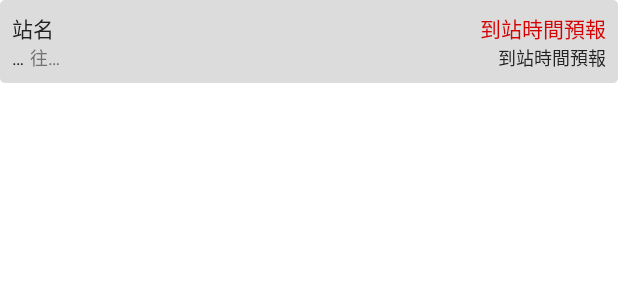
After one commit to alvinhkh/buseta, an Android app: the layout widget_item_eta.xml on its own in the app's theme, with its tools: preview values and no code run, on a phone screen of 412 x 824 dp. The commit adds this screen. Shown: the top 300 px of the screen. Run offline under Robolectric (Android 15) with nearby library versions, the phone set to English and light mode, and no system bars.

Commit message:
add widget, part 2; able to show etas using content provider; plus styling;

```diff
--- a/app/build.gradle
+++ b/app/build.gradle
@@ -3,7 +3,7 @@ apply plugin: 'com.android.application'
 def versionMajor = 0
 def versionMinor = 0
 def versionPatch = 6
-def versionBuild = 0
+def versionBuild = 1
 
 android {
     compileSdkVersion 23
--- a/app/src/main/AndroidManifest.xml
+++ b/app/src/main/AndroidManifest.xml
@@ -78,13 +78,16 @@
             android:authorities="com.alvinhkh.buseta.FavouriteProvider"
             android:exported="true" />
 
-        <!-- Widget -->
+        <!-- Broadcast Receiver -->
         <receiver android:name=".view.EtaWidgetProvider" >
             <intent-filter>
                 <action android:name="android.appwidget.action.APPWIDGET_UPDATE" />
                 <action android:name="android.appwidget.action.APPWIDGET_DELETED" />
                 <action android:name="android.appwidget.action.APPWIDGET_ENABLED" />
                 <action android:name="android.appwidget.action.APPWIDGET_DISABLED" />
+            </intent-filter>
+            <intent-filter>
+                <action android:name="com.alvinhkh.buseta.ETA_UPDATED" />
             </intent-filter>
             <meta-data android:name="android.appwidget.provider"
                 android:resource="@xml/widget_eta_info" />
--- a/app/src/main/java/com/alvinhkh/buseta/Constants.java
+++ b/app/src/main/java/com/alvinhkh/buseta/Constants.java
@@ -32,6 +32,7 @@ public class Constants {
         String STOP_UPDATED = "com.alvinhkh.buseta.STOP_UPDATED";
         String ETA_UPDATED = "com.alvinhkh.buseta.ETA_UPDATED";
         String HIDE_STAR = "com.alvinhkh.buseta.HIDE_STAR";
+        String WIDGET_UPDATE = "com.alvinhkh.buseta.WIDGET_UPDATE";
     }
 
     public interface BUNDLE {
--- /dev/null
+++ b/app/src/main/res/drawable/widget_item_background.xml
@@ -0,0 +1,9 @@
+<?xml version="1.0" encoding="utf-8"?>
+<shape xmlns:android="http://schemas.android.com/apk/res/android">
+    <corners
+        android:radius="@dimen/widget_corner_radius"/>
+    <solid android:color="@color/grey"/>
+    <stroke
+        android:color="@color/white"
+        android:width="0dp"/>
+</shape>
--- /dev/null
+++ b/app/src/main/res/layout/widget_item_eta.xml
@@ -0,0 +1,133 @@
+<?xml version="1.0" encoding="utf-8"?>
+<LinearLayout
+    xmlns:android="http://schemas.android.com/apk/res/android"
+    android:layout_width="match_parent"
+    android:layout_height="wrap_content"
+    android:paddingLeft="8dp"
+    android:paddingRight="8dp"
+    android:paddingTop="8dp"
+    android:paddingBottom="8dp"
+    android:background="@drawable/widget_item_background"
+    android:orientation="vertical">
+
+    <TextView
+        android:id="@+id/position"
+        android:visibility="gone"
+        android:layout_width="wrap_content"
+        android:layout_height="wrap_content"
+        android:text="-1" />
+
+    <TextView
+        android:id="@+id/stop_code"
+        android:visibility="gone"
+        android:layout_width="wrap_content"
+        android:layout_height="wrap_content"
+        android:text="@string/dots" />
+
+    <TextView
+        android:id="@+id/stop_seq"
+        android:visibility="gone"
+        android:layout_width="wrap_content"
+        android:layout_height="wrap_content"
+        android:text="" />
+
+    <TextView
+        android:id="@+id/route_bound"
+        android:visibility="gone"
+        android:layout_width="wrap_content"
+        android:layout_height="wrap_content"
+        android:text="1" />
+
+    <TextView
+        android:id="@+id/route_origin"
+        android:visibility="gone"
+        android:layout_width="wrap_content"
+        android:layout_height="wrap_content"
+        android:text="" />
+
+    <RelativeLayout
+        android:layout_width="match_parent"
+        android:layout_weight="1"
+        android:layout_height="0dp"
+        android:orientation="horizontal"
+        android:layout_gravity="left">
+
+        <TextView
+            android:id="@+id/stop_name"
+            android:layout_width="wrap_content"
+            android:layout_height="wrap_content"
+            android:layout_alignParentStart="true"
+            android:layout_alignParentLeft="true"
+            android:singleLine="true"
+            style="@android:style/TextAppearance.Small"
+            android:textColor="@color/primary_text"
+            android:text="@string/stop_name" />
+
+        <TextView
+            android:id="@+id/eta"
+            android:layout_width="wrap_content"
+            android:layout_height="wrap_content"
+            android:layout_alignParentEnd="true"
+            android:layout_alignParentRight="true"
+            android:singleLine="true"
+            style="@android:style/TextAppearance.Small"
+            android:textColor="@color/highlighted_text"
+            android:text="@string/eta" />
+
+    </RelativeLayout>
+
+    <LinearLayout
+        android:layout_width="match_parent"
+        android:layout_height="match_parent"
+        android:orientation="horizontal"
+        android:layout_gravity="left">
+
+        <LinearLayout
+            android:layout_width="wrap_content"
+            android:layout_height="wrap_content"
+            android:layout_gravity="bottom|left">
+
+            <TextView
+                android:id="@+id/route_no"
+                android:layout_width="wrap_content"
+                android:layout_height="wrap_content"
+                android:layout_marginRight="4dp"
+                android:singleLine="true"
+                style="@style/TextAppearance.XSmall"
+                android:textColor="@color/primary_text"
+                android:text="@string/dots" />
+
+            <TextView
+                android:id="@+id/route_destination_label"
+                android:layout_width="wrap_content"
+                android:layout_height="wrap_content"
+                android:labelFor="@+id/route_destination"
+                android:singleLine="true"
+                style="@style/TextAppearance.XSmall"
+                android:textColor="@color/secondary_text"
+                android:text="@string/dest" />
+
+            <TextView
+                android:id="@+id/route_destination"
+                android:layout_width="wrap_content"
+                android:layout_height="wrap_content"
+                android:singleLine="true"
+                style="@style/TextAppearance.XSmall"
+                android:textColor="@color/secondary_text"
+                android:text="@string/dots" />
+
+        </LinearLayout>
+
+        <TextView
+            android:id="@+id/eta_more"
+            style="@style/TextAppearance.XSmall"
+            android:textColor="@color/primary_text"
+            android:layout_width="match_parent"
+            android:layout_height="wrap_content"
+            android:singleLine="true"
+            android:gravity="bottom|right|end"
+            android:text="@string/eta" />
+
+    </LinearLayout>
+
+</LinearLayout>
--- a/app/src/main/res/values/colors.xml
+++ b/app/src/main/res/values/colors.xml
@@ -7,6 +7,8 @@
     <color name="accent">#FF9800</color>
     <color name="accent_pressed">#F57C00</color>
     <color name="ripple">#FB8C00</color>
+    <color name="white">#ffffff</color>
+    <color name="grey">#dcdcdc</color>
     <color name="primary_text">#212121</color>
     <color name="secondary_text">#727272</color>
     <color name="highlighted_text">#D50000</color>
--- a/app/src/main/res/values/dimens.xml
+++ b/app/src/main/res/values/dimens.xml
@@ -2,4 +2,6 @@
     <!-- Default screen margins, per the Android Design guidelines. -->
     <dimen name="activity_horizontal_margin">16dp</dimen>
     <dimen name="activity_vertical_margin">16dp</dimen>
+
+    <dimen name="widget_corner_radius">3dp</dimen>
 </resources>
--- a/app/src/main/res/xml/widget_eta_info.xml
+++ b/app/src/main/res/xml/widget_eta_info.xml
@@ -1,7 +1,7 @@
 <?xml version="1.0" encoding="utf-8"?>
 <appwidget-provider xmlns:android="http://schemas.android.com/apk/res/android"
-    android:minWidth="146dp"
-    android:minHeight="30dp"
+    android:minWidth="180dp"
+    android:minHeight="110dp"
     android:updatePeriodMillis="0"
     android:initialLayout="@layout/widget_eta"
     android:resizeMode="horizontal|vertical"
```
Also changed, not shown: app/src/main/java/com/alvinhkh/buseta/service/CheckEtaService.java (+13 -4 lines), app/src/main/java/com/alvinhkh/buseta/service/EtaWidgetService.java (+51 -19 lines), app/src/main/java/com/alvinhkh/buseta/view/EtaWidgetProvider.java (+93 -60 lines), app/src/main/res/drawable/widget_body_background.xml (added, +10 -0 lines), app/src/main/res/drawable/widget_header_background.xml (added, +10 -0 lines), app/src/main/res/layout/item_eta.xml (deleted, +0 -150 lines), app/src/main/res/layout/widget_eta.xml (+94 -10 lines).
